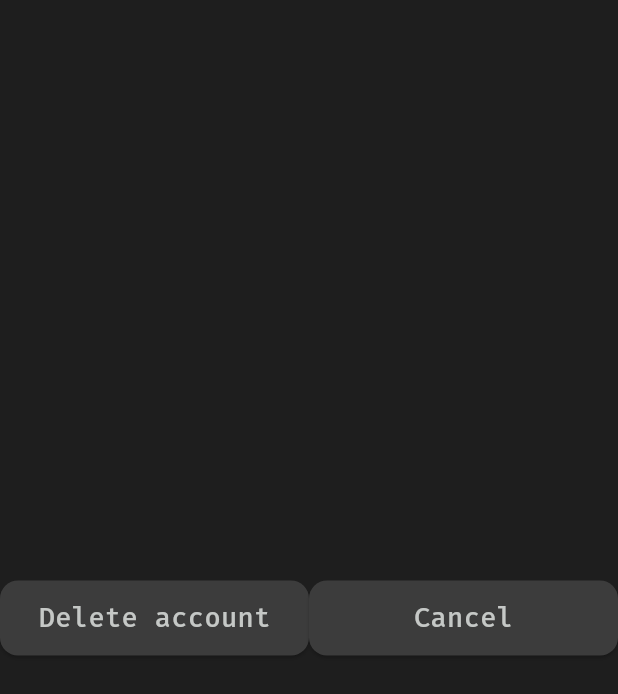
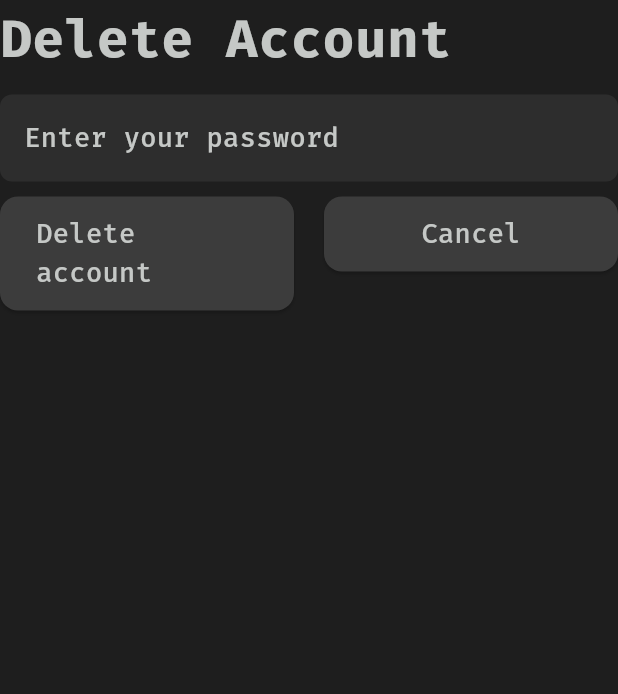
Before and after one commit to UmaanBanjara/TermView, a Flutter app: the Deleteacc screen opened directly, on a phone screen of 412 x 824 dp. Shown: the top 694 px of the screen. Run offline on Flutter 3.47's test engine with Material 3 defaults, Android fonts, the light colour scheme and no system bars; our stand-ins replace flutter_riverpod, flutter_secure_storage, flutter_spinkit, image_picker, page_transition; accounts and stored records are empty.

Commit message:
added pod that calls api and deltes account

```diff
--- a/termview/lib/screens/deleteacc/deleteacc.dart
+++ b/termview/lib/screens/deleteacc/deleteacc.dart
@@ -1,49 +1,100 @@
 import 'package:flutter/material.dart';
+import 'package:flutter_riverpod/flutter_riverpod.dart';
+import 'package:flutter_spinkit/flutter_spinkit.dart';
+import 'package:termview/data/notifiers/delacc_notifier.dart';
+import 'package:termview/data/providers/delacc_provider.dart';
+import 'package:termview/data/providers/login_provider.dart';
+import 'package:termview/helpers/validators.dart';
 import 'package:termview/screens/loginscreen.dart';
 import 'package:termview/widgets/page_transition.dart';
 import 'package:termview/widgets/snackbar.dart';
 
-class Deleteacc extends StatefulWidget {
+class Deleteacc extends ConsumerStatefulWidget {
   const Deleteacc({super.key});
 
   @override
-  State<Deleteacc> createState() => _DeleteaccState();
+  ConsumerState<Deleteacc> createState() => _DeleteaccState();
 }
 
-class _DeleteaccState extends State<Deleteacc> {
+class _DeleteaccState extends ConsumerState<Deleteacc> {
+  final _formkey = GlobalKey<FormState>();
+  final TextEditingController _pass = TextEditingController();
+
   @override
   Widget build(BuildContext context) {
     final text = Theme.of(context).textTheme;
+    final delstate = ref.watch(delaccnotifierProvider);
+   ref.listen<DelaccState>(delaccnotifierProvider, (previous, next) {
+    if (next.message != null && next.message != previous?.message) {
+        showTerminalSnackbar(context, next.message!, isError: false);
+        navigate(context, Loginscreen());
+    } else if (next.error != null && next.error != previous?.error) {
+      WidgetsBinding.instance.addPostFrameCallback((_) {
+        if (!mounted) return;
+        showTerminalSnackbar(context, next.error!, isError: true);
+      });
+    }
+  });
+
     return Scaffold(
       body: Center(
-        child: Row(
+        child: Form(
+          key: _formkey,
+          child: Column(
+            crossAxisAlignment: CrossAxisAlignment.start,
+            children: [
+              Text('Delete Account' , style: text.bodyLarge,),
+              SizedBox(height: 10,),
+              TextFormField(
+                controller: _pass,
+                cursorHeight: 22,
+                obscureText: true,
+                style : text.bodyMedium,
+                decoration: InputDecoration(
+                  hintText: "Enter your password",
+                ),
+                validator: (value) => validatePassword(value),
+              ),
+
+              SizedBox(height: 10,),
+              Row(
                 crossAxisAlignment: CrossAxisAlignment.start,
                 children: [
                   Expanded(
-                    child: ElevatedButton(
-                      onPressed: () {
-                          showTerminalSnackbar(context, 'Account deleted successfully', isError: false);
-                          navigate(context, Loginscreen());
+                    child:
+                    delstate.loading ? Center(child: SpinKitFadingFour(color : Colors.white),)
+                    :
+                    ElevatedButton(onPressed: ()async{
+                      if(_formkey.currentState!.validate()){
+                        final token = await ref.read(LoginnotifierProvider.notifier).getToken();
+                        if(token == null){
+                          showTerminalSnackbar(context, "Invalid Token" , isError: true);
+                          return;
+                        }
+                        ref.read(delaccnotifierProvider.notifier).delacc(old_p: _pass.text , token: token);
+                      }
                     },
                     style: ElevatedButton.styleFrom(
                       textStyle: text.bodyMedium,
+                      minimumSize: Size(0, 50),
+                    )
+                    ,child: Text('Delete account')),
                   ),
-                      child: Text('Delete account'),
-                    ),
-                  ),
+                  SizedBox(width: 20,),
                   Expanded(
-                    child: ElevatedButton(
-                      onPressed: () {
+                    child: ElevatedButton(onPressed: (){
                       Navigator.pop(context);
                     },
                     style: ElevatedButton.styleFrom(
                       textStyle: text.bodyMedium,
+                      minimumSize: Size(0, 50)
+                    )
+                    ,child: Text('Cancel')),
+                  )
+                ],
+              )
+            ],
           ),
-                      child: Text('Cancel'),
-                    ),
-                  ),
-
-          ],
         ),
       ),
     );
```
Also changed, not shown: termview/lib/screens/deleteacc/senddelemail.dart (deleted, +0 -79 lines). Lines whose indentation alone changed are shown as unchanged.
